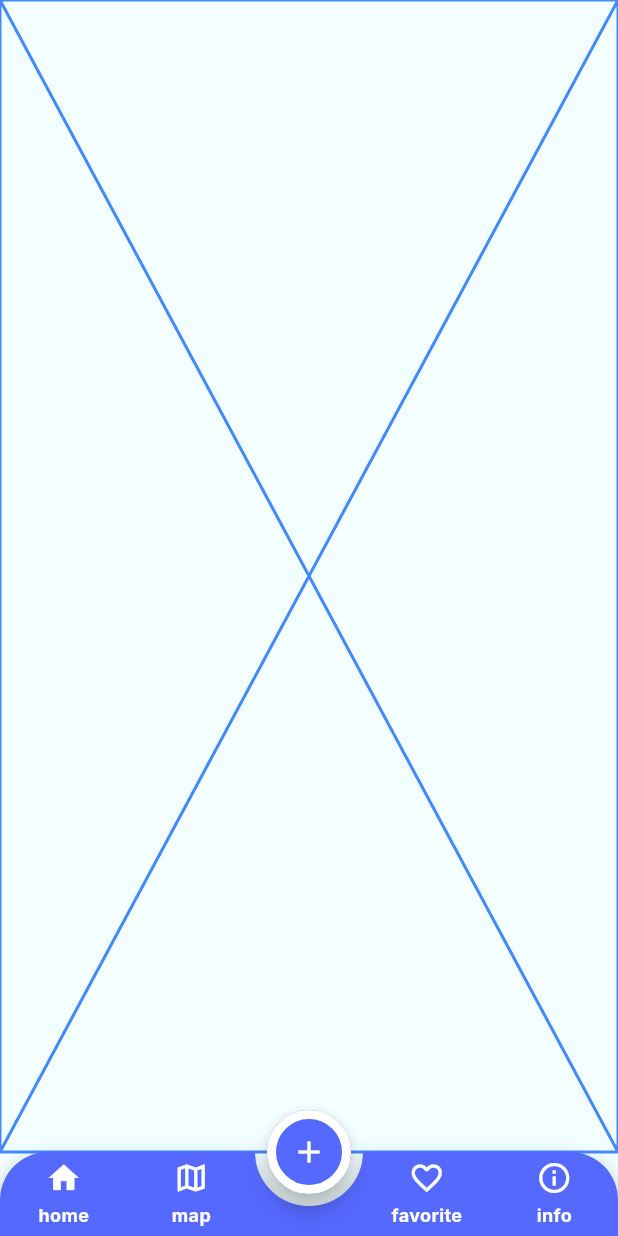
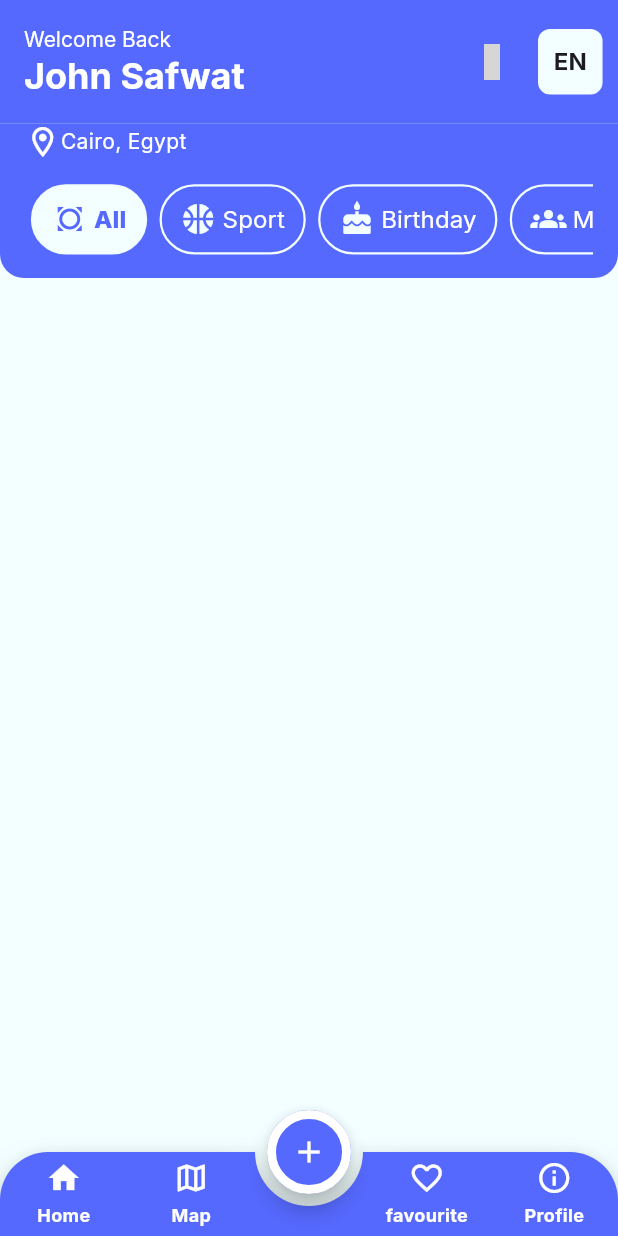
Before and after one commit to ahmedmostafa361/Eventely_app, a Flutter app: the NavBarScreen screen opened by its route, on a phone screen of 412 x 824 dp. Run offline on Flutter 3.47's test engine with Material 3 defaults, Android fonts, the phone set to English and light mode, and no system bars; drawn by our look-alikes of animated_bottom_navigation_bar; our stand-ins replace google_fonts, icons_plus, introduction_screen; grey boxes are pictures that could not be loaded.

Commit message:
+ feat: add App bar + tab bar

```diff
--- a/lib/l10n/app_en.arb
+++ b/lib/l10n/app_en.arb
@@ -13,5 +13,40 @@
 "pg4t1": "Connect with Friends & Share Moments",
 "pg4t2": "Make every event memorable by sharing the experience with others. Our platform lets you invite friends, keep everyone in the loop, and celebrate moments together. Capture and share the excitement with your network, so you can relive the highlights and cherish the memories.",
   "logout": "Logout",
+  "welcomeBack": "Welcome Back",
+    "userName": "John Safwat",
+    "userLocation": "Cairo, Egypt",
+
+    "appName": "ofo Sport",
+
+    "languageEN": "EN",
+    "all": "All",
+
+    "birthday": "Birthday",
+    "birthdayDate": "21 Nov",
+    "birthdayDescription": "This is a Birthday Party",
+
+    "meeting": "Meeting",
+    "meetingDate": "22 Nov",
+    "meetingDescription": "Meeting for Updating The Development Method",
+
+    "temperature": "°C",
+
+    "home": "Home",
+    "homeDate": "22 Nov",
+
+    "exhibition": "Exhibition",
+    "profile": "Profile",
+    "map": "Map",
+    "love": "favourite",
+    "sport": "Sport",
+      "birthday": "Birthday",
+      "meeting": "Meeting",
+      "gaming": "Gaming",
+      "workshop": "Workshop",
+      "bookClub": "Book Club",
+      "exhibition": "Exhibition",
+      "holiday": "Holiday",
+      "eating": "Eating",
   "light": "Light"
 }
--- a/lib/l10n/app_localizations.dart
+++ b/lib/l10n/app_localizations.dart
@@ -182,6 +182,156 @@ abstract class AppLocalizations {
   /// **'Logout'**
   String get logout;
 
+  /// No description provided for @welcomeBack.
+  ///
+  /// In en, this message translates to:
+  /// **'Welcome Back'**
+  String get welcomeBack;
+
+  /// No description provided for @userName.
+  ///
+  /// In en, this message translates to:
+  /// **'John Safwat'**
+  String get userName;
+
+  /// No description provided for @userLocation.
+  ///
+  /// In en, this message translates to:
+  /// **'Cairo, Egypt'**
+  String get userLocation;
+
+  /// No description provided for @appName.
+  ///
+  /// In en, this message translates to:
+  /// **'ofo Sport'**
+  String get appName;
+
+  /// No description provided for @languageEN.
+  ///
+  /// In en, this message translates to:
+  /// **'EN'**
+  String get languageEN;
+
+  /// No description provided for @all.
+  ///
+  /// In en, this message translates to:
+  /// **'All'**
+  String get all;
+
+  /// No description provided for @birthday.
+  ///
+  /// In en, this message translates to:
+  /// **'Birthday'**
+  String get birthday;
+
+  /// No description provided for @birthdayDate.
+  ///
+  /// In en, this message translates to:
+  /// **'21 Nov'**
+  String get birthdayDate;
+
+  /// No description provided for @birthdayDescription.
+  ///
+  /// In en, this message translates to:
+  /// **'This is a Birthday Party'**
+  String get birthdayDescription;
+
+  /// No description provided for @meeting.
+  ///
+  /// In en, this message translates to:
+  /// **'Meeting'**
+  String get meeting;
+
+  /// No description provided for @meetingDate.
+  ///
+  /// In en, this message translates to:
+  /// **'22 Nov'**
+  String get meetingDate;
+
+  /// No description provided for @meetingDescription.
+  ///
+  /// In en, this message translates to:
+  /// **'Meeting for Updating The Development Method'**
+  String get meetingDescription;
+
+  /// No description provided for @temperature.
+  ///
+  /// In en, this message translates to:
+  /// **'°C'**
+  String get temperature;
+
+  /// No description provided for @home.
+  ///
+  /// In en, this message translates to:
+  /// **'Home'**
+  String get home;
+
+  /// No description provided for @homeDate.
+  ///
+  /// In en, this message translates to:
+  /// **'22 Nov'**
+  String get homeDate;
+
+  /// No description provided for @exhibition.
+  ///
+  /// In en, this message translates to:
+  /// **'Exhibition'**
+  String get exhibition;
+
+  /// No description provided for @profile.
+  ///
+  /// In en, this message translates to:
+  /// **'Profile'**
+  String get profile;
+
+  /// No description provided for @map.
+  ///
+  /// In en, this message translates to:
+  /// **'Map'**
+  String get map;
+
+  /// No description provided for @love.
+  ///
+  /// In en, this message translates to:
+  /// **'favourite'**
+  String get love;
+
+  /// No description provided for @sport.
+  ///
+  /// In en, this message translates to:
+  /// **'Sport'**
+  String get sport;
+
+  /// No description provided for @gaming.
+  ///
+  /// In en, this message translates to:
+  /// **'Gaming'**
+  String get gaming;
+
+  /// No description provided for @workshop.
+  ///
+  /// In en, this message translates to:
+  /// **'Workshop'**
+  String get workshop;
+
+  /// No description provided for @bookClub.
+  ///
+  /// In en, this message translates to:
+  /// **'Book Club'**
+  String get bookClub;
+
+  /// No description provided for @holiday.
+  ///
+  /// In en, this message translates to:
+  /// **'Holiday'**
+  String get holiday;
+
+  /// No description provided for @eating.
+  ///
+  /// In en, this message translates to:
+  /// **'Eating'**
+  String get eating;
+
   /// No description provided for @light.
   ///
   /// In en, this message translates to:
--- a/lib/ui/tabs/home_screen/home_screen .dart
+++ b/lib/ui/tabs/home_screen/home_screen .dart
@@ -1,10 +1,144 @@
+import 'package:evently_app_flutter/l10n/app_localizations.dart';
+import 'package:evently_app_flutter/ui/tabs/home_screen/tabs_items%20.dart';
+import 'package:evently_app_flutter/utlis/app_colors%20.dart';
+import 'package:evently_app_flutter/utlis/app_text%20.dart';
 import 'package:flutter/material.dart';
+import 'package:icons_plus/icons_plus.dart';
+import 'package:provider/provider.dart';
 
-class HomeScreen extends StatelessWidget {
-  const HomeScreen({super.key});
+import '../../../providers/app_language_providers .dart';
+
+class HomeScreen extends StatefulWidget {
+  HomeScreen({super.key});
+
+  @override
+  State<HomeScreen> createState() => _HomeScreenState();
+}
+
+class _HomeScreenState extends State<HomeScreen> {
+  int selectedIndex = 0;
 
   @override
   Widget build(BuildContext context) {
-    return const Placeholder(color: Colors.blueAccent);
+    var height = MediaQuery
+        .of(context)
+        .size
+        .height;
+    var width = MediaQuery
+        .of(context)
+        .size
+        .width;
+    var languageProvider = Provider.of<AppLanguageProviders>(context);
+    List<String> eventNameList = [
+      AppLocalizations.of(context)!.all,
+      AppLocalizations.of(context)!.sport,
+      AppLocalizations.of(context)!.birthday,
+      AppLocalizations.of(context)!.meeting,
+      AppLocalizations.of(context)!.gaming,
+      AppLocalizations.of(context)!.workshop,
+      AppLocalizations.of(context)!.bookClub,
+      AppLocalizations.of(context)!.exhibition,
+      AppLocalizations.of(context)!.holiday,
+      AppLocalizations.of(context)!.eating,
+    ];
+    var categoryIcons = [
+      Icons.all_out_outlined, // Sport
+      Icons.sports_basketball, // Sport
+      Icons.cake, // Birthday
+      Icons.groups, // Meeting
+      Icons.videogame_asset, // Gaming
+      Icons.handyman, // WorkShop
+      Icons.menu_book, // Book Club
+      Icons.photo, // Exhibition
+      Icons.beach_access, // Holiday
+      Icons.restaurant, // Eating
+    ];
+    return Scaffold(
+      backgroundColor: Theme
+          .of(context)
+          .scaffoldBackgroundColor,
+      appBar: AppBar(
+        automaticallyImplyLeading: false,
+        toolbarHeight: height * 0.1,
+        backgroundColor: Theme
+            .of(context)
+            .primaryColor,
+        title: Column(crossAxisAlignment: CrossAxisAlignment.stretch,
+          mainAxisAlignment: MainAxisAlignment.spaceBetween,
+          children: [
+            Text(AppLocalizations.of(context)!.welcomeBack,
+              style: AppTextStyle.medium14White,),
+            Text(AppLocalizations.of(context)!.userName,
+              style: AppTextStyle.bold24White,),
+          ],
+        ),
+        actions: [
+          Icon(Clarity.sun_line),
+          SizedBox(width: width * 0.02,),
+          Container(
+            padding: EdgeInsets.symmetric(
+                vertical: height * 0.0125,
+                horizontal: width * 0.025
+            ),
+            margin: EdgeInsets.symmetric(
+                vertical: height * 0.015,
+                horizontal: width * 0.025
+            ),
+            child: Text(languageProvider.appLanguage.toUpperCase()),
+            decoration: BoxDecoration(
+                borderRadius: BorderRadius.circular(8),
+                color: AppColors.bgLight
+            ),
+          )
+        ],
+      ),
+      body: Container(
+        height: height * 0.125,
+        padding: EdgeInsets.symmetric(horizontal: width * 0.04),
+        decoration: BoxDecoration(
+            color: Theme
+                .of(context)
+                .primaryColor,
+            borderRadius: BorderRadius.only(bottomLeft: Radius.circular(16),
+                bottomRight: Radius.circular(16))
+        ),
+        child: Column(
+          children: [
+            Row(
+              children: [
+                Icon(Icons.location_on_outlined, color: AppColors.whiteColor,),
+                Text(AppLocalizations.of(context)!.userLocation,
+                  style: AppTextStyle.medium14White,),
+              ],
+            ),
+            SizedBox(height: height * 0.02,),
+            DefaultTabController(
+
+                length: eventNameList.length, child: TabBar(
+                isScrollable: true,
+                onTap: (index) {
+                  selectedIndex = index;
+                  setState(() {
+
+                  });
+                },
+                labelPadding: EdgeInsets.zero,
+                tabAlignment: TabAlignment.start,
+                indicatorColor: AppColors.transparentColor,
+                dividerColor: AppColors.transparentColor,
+                tabs: List.generate(eventNameList.length, (index) {
+                  return TabsItems(
+                      isSelected: selectedIndex == index,
+                      eventName: eventNameList[index],
+                      iconName: categoryIcons[index]);
+                },
+                )
+
+            )
+            ),
+          ],
+        ),
+      ),
+    );
   }
 }
--- a/lib/ui/tabs/home_screen/nav_bar_screen.dart
+++ b/lib/ui/tabs/home_screen/nav_bar_screen.dart
@@ -1,4 +1,5 @@
 import 'package:animated_bottom_navigation_bar/animated_bottom_navigation_bar.dart';
+import 'package:evently_app_flutter/l10n/app_localizations.dart';
 import 'package:evently_app_flutter/ui/tabs/Love_tab/love_tab_screen%20.dart';
 import 'package:evently_app_flutter/ui/tabs/home_screen/home_screen%20.dart';
 import 'package:evently_app_flutter/ui/tabs/map_tab/map_tab_screen%20.dart';
@@ -25,7 +26,6 @@ class _HomeScreenTabState extends State<NavBarScreen> {
     Icons.favorite_outline,
     Icons.info_outline,
   ];
-  final labels = ["home", "map", "favorite", 'info'];
 
   List<Widget> selectedWidget = [
     HomeScreen(),
@@ -36,6 +36,13 @@ class _HomeScreenTabState extends State<NavBarScreen> {
 
   @override
   Widget build(BuildContext context) {
+    var labels = [
+      AppLocalizations.of(context)!.home,
+      AppLocalizations.of(context)!.map,
+      AppLocalizations.of(context)!.love,
+      AppLocalizations.of(context)!.profile
+    ];
+
     return Scaffold(
       backgroundColor: Theme.of(context).scaffoldBackgroundColor,
       floatingActionButton: FloatingActionButton(
--- /dev/null
+++ b/lib/ui/tabs/home_screen/tabs_items .dart
@@ -0,0 +1,66 @@
+import 'package:evently_app_flutter/providers/app_theme_provider%20.dart';
+import 'package:evently_app_flutter/utlis/app_colors%20.dart';
+import 'package:evently_app_flutter/utlis/app_text%20.dart';
+import 'package:flutter/material.dart';
+import 'package:provider/provider.dart';
+
+class TabsItems extends StatelessWidget {
+  const TabsItems({
+    super.key,
+    required this.isSelected,
+    required this.eventName,
+    required this.iconName,
+  });
+
+  final bool isSelected;
+  final String eventName;
+  final IconData iconName;
+
+  @override
+  Widget build(BuildContext context) {
+    var themeProvider = Provider.of<AppThemeProvider>(context);
+    var height = MediaQuery.of(context).size.height;
+    var width = MediaQuery.of(context).size.width;
+    return Container(
+      // height: height*0.1,
+      // width: width*0.3,
+      padding: EdgeInsets.symmetric(
+        horizontal: width * 0.03,
+        vertical: height * 0.012,
+      ),
+      margin: EdgeInsets.symmetric(horizontal: width * 0.01),
+      decoration: BoxDecoration(
+        borderRadius: BorderRadius.circular(24),
+        color: isSelected
+            ? Theme.of(context).canvasColor
+            : AppColors.transparentColor,
+        border: Border.all(color: Theme.of(context).canvasColor, width: 1.5),
+      ),
+
+      child: Row(
+        mainAxisAlignment: MainAxisAlignment.center,
+        children: [
+          Icon(
+            iconName,
+            color: isSelected
+                ? (themeProvider.isDarkMode()
+                      ? AppColors.bgLight
+                      : AppColors.darkBlueColor)
+                : AppColors.bgLight,
+
+            // isSelected?AppColors.darkBlueColor:AppColors.bgLight,
+          ),
+          SizedBox(width: width * 0.01),
+          Text(
+            eventName,
+            style: isSelected
+                ? (themeProvider.isDarkMode()
+                      ? AppTextStyle.normal16White
+                      : AppTextStyle.normal16DarkBlue)
+                : AppTextStyle.normal16White,
+          ),
+        ],
+      ),
+    );
+  }
+}
--- a/lib/utlis/app_text .dart
+++ b/lib/utlis/app_text .dart
@@ -8,6 +8,11 @@ class AppTextStyle {
     color: AppColors.whiteColor,
     fontSize: 16,
     fontWeight: FontWeight.bold,
+  );
+  static final TextStyle normal16White = GoogleFonts.inter(
+    color: AppColors.whiteColor,
+    fontSize: 16,
+    fontWeight: FontWeight.normal,
   );
 
   // static final TextStyle bold16black = GoogleFonts.elMessiri(
@@ -47,10 +52,25 @@ class AppTextStyle {
     fontSize: 16,
     fontWeight: FontWeight.bold,
   );
+  static final TextStyle bold16DarkBlue = GoogleFonts.inter(
+    color: AppColors.darkBlueColor,
+    fontSize: 16,
+    fontWeight: FontWeight.bold,
+  );
+  static final TextStyle normal16DarkBlue = GoogleFonts.inter(
+    color: AppColors.darkBlueColor,
+    fontSize: 16,
+    fontWeight: FontWeight.w800,
+  );
   static final TextStyle bold14White = GoogleFonts.inter(
     color: AppColors.whiteColor,
     fontSize: 14,
     fontWeight: FontWeight.bold,
+  );
+  static final TextStyle medium14White = GoogleFonts.inter(
+    color: AppColors.whiteColor,
+    fontSize: 14,
+    fontWeight: FontWeight.normal,
   );
   static final TextStyle bold12White = GoogleFonts.inter(
     color: AppColors.whiteColor,
--- a/lib/utlis/app_theme .dart
+++ b/lib/utlis/app_theme .dart
@@ -4,8 +4,9 @@ import 'package:flutter/material.dart';
 
 class AppTheme {
   static ThemeData lightTheme = ThemeData(
-    primaryColor: AppColors.bgLight,
+      primaryColor: AppColors.darkBlueColor,
     scaffoldBackgroundColor: AppColors.bgLight,
+      canvasColor: AppColors.bgLight,
     textTheme: TextTheme(
       headlineLarge: AppTextStyle.bold20Black,
       headlineMedium: AppTextStyle.bold16Black,
@@ -18,9 +19,11 @@ class AppTheme {
 
   );
   static ThemeData darkTheme = ThemeData(
-    primaryColor: AppColors.bgDark,
+      primaryColor: AppColors.navBarDarkModeColor,
     scaffoldBackgroundColor: AppColors.bgDark,
-    textTheme: TextTheme(
+      canvasColor: AppColors.darkBlueColor,
+
+      textTheme: TextTheme(
       headlineLarge: AppTextStyle.bold20White,
       headlineMedium: AppTextStyle.bold16White,
       bodyMedium: AppTextStyle.bold16White,
--- a/pubspec.yaml
+++ b/pubspec.yaml
@@ -41,6 +41,7 @@ dependencies:
   google_fonts: ^6.3.1
   provider: ^6.1.5+1
   animated_bottom_navigation_bar: ^1.4.0
+  icons_plus: ^5.0.0
 
 dev_dependencies:
   flutter_test:
```
Also changed, not shown: lib/l10n/app_ar.arb (+36 -1 lines), lib/l10n/app_localizations_ar.dart (+75 -0 lines), lib/l10n/app_localizations_en.dart (+76 -0 lines), pubspec.lock, 1 other file.
